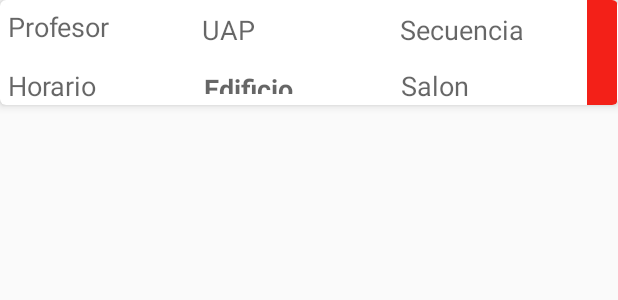
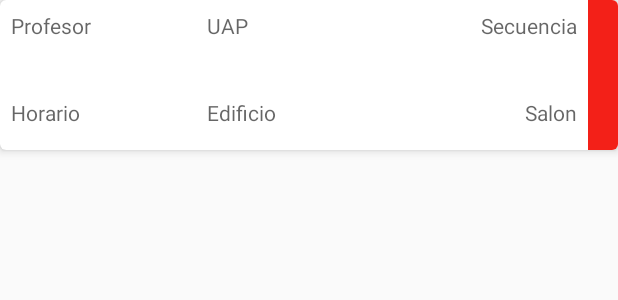
Before and after one commit to luisrodean/UpiicsaMath, an Android app: the layout itemlistahorario.xml on its own in the app's theme, with its tools: preview values and no code run, on a phone screen of 412 x 824 dp. Shown: the top 300 px of the screen. Run offline under Robolectric (Android 15) with nearby library versions, the phone set to English and light mode, and no system bars.

Commit message:
Card view en horarios

```diff
--- a/app/src/main/res/layout/fragment_horario.xml
+++ b/app/src/main/res/layout/fragment_horario.xml
@@ -34,7 +34,7 @@
                 android:gravity="center"
                 android:hint="@string/catalog_search_hit"
                 android:inputType="textEmailAddress"
-                android:textSize="14sp" />
+                android:textSize="18sp" />
 
         </LinearLayout>
     </LinearLayout>
--- a/app/src/main/res/layout/itemlistahorario.xml
+++ b/app/src/main/res/layout/itemlistahorario.xml
@@ -1,10 +1,12 @@
 <?xml version="1.0" encoding="utf-8"?>
 <android.support.v7.widget.CardView xmlns:android="http://schemas.android.com/apk/res/android"
     xmlns:card_view="http://schemas.android.com/apk/res-auto"
-    android:layout_width="match_parent"
-    android:layout_height="70dp"
-    card_view:cardCornerRadius="4dp"
-    card_view:cardElevation="4dp">
+
+
+        android:layout_width="match_parent"
+        android:layout_height="100dp"
+        card_view:cardCornerRadius="4dp"
+        card_view:cardElevation="4dp">
 
     <LinearLayout
         android:orientation="horizontal"
@@ -13,20 +15,22 @@
 
         <TableLayout
             android:layout_width="0dp"
-            android:layout_height="wrap_content"
-            android:layout_weight=".95">
+            android:layout_height="match_parent"
+            android:layout_weight="1">
 
             <TableRow
                 android:layout_width="match_parent"
-                android:layout_height="match_parent">
+                android:layout_height="0dp"
+                android:layout_weight=".5">
 
                 <TextView
                     android:id="@+id/tvProfesor"
                     android:layout_width="0dp"
                     android:layout_height="wrap_content"
-                    android:layout_margin="5dp"
+                    android:layout_margin="7dp"
                     android:layout_weight=".33"
                     android:text="Profesor"
+                    android:textSize="14sp"
                     android:textAppearance="?android:attr/textAppearanceMedium" />
 
                 <TextView
@@ -36,6 +40,7 @@
                     android:layout_margin="7dp"
                     android:layout_weight=".33"
                     android:text="UAP"
+                    android:textSize="14sp"
                     android:textAppearance="?android:attr/textAppearanceMedium" />
 
                 <TextView
@@ -45,21 +50,26 @@
                     android:layout_margin="7dp"
                     android:layout_weight=".33"
                     android:text="Secuencia"
+                    android:textSize="14sp"
+                    android:gravity="right"
                     android:textAppearance="?android:attr/textAppearanceMedium" />
 
             </TableRow>
 
             <TableRow
                 android:layout_width="match_parent"
-                android:layout_height="match_parent">
+                android:layout_height="0dp"
+                android:layout_weight=".5">
 
                 <TextView
                     android:id="@+id/tvHorario"
                     android:layout_width="0dp"
                     android:layout_height="wrap_content"
-                    android:layout_margin="5dp"
+                    android:layout_margin="7dp"
                     android:layout_weight=".33"
                     android:text="Horario"
+                    android:layout_gravity="center_vertical"
+                    android:textSize="14sp"
                     android:textAppearance="?android:attr/textAppearanceMedium" />
 
                 <TextView
@@ -69,16 +79,20 @@
                     android:layout_margin="7dp"
                     android:layout_weight=".33"
                     android:text="Edificio"
-                    android:textAppearance="?android:attr/textAppearanceMedium"
-                    android:textStyle="bold" />
+                    android:layout_gravity="center_vertical"
+                    android:textSize="14sp"
+                    android:textAppearance="?android:attr/textAppearanceMedium" />
 
                 <TextView
                     android:id="@+id/tvSalon"
                     android:layout_width="0dp"
                     android:layout_height="wrap_content"
-                    android:layout_margin="5dp"
+                    android:layout_margin="7dp"
                     android:layout_weight=".33"
                     android:text="Salon"
+                    android:textSize="14sp"
+                    android:gravity="right"
+                    android:layout_gravity="center_vertical"
                     android:textAppearance="?android:attr/textAppearanceMedium" />
 
             </TableRow>
@@ -87,7 +101,7 @@
         <FrameLayout
             android:id="@+id/BarraColor"
             android:layout_width="0dp"
-            android:layout_height="70dp"
+            android:layout_height="match_parent"
             android:layout_weight=".05"
             android:background="#f9f31b13"></FrameLayout>
     </LinearLayout>
```
